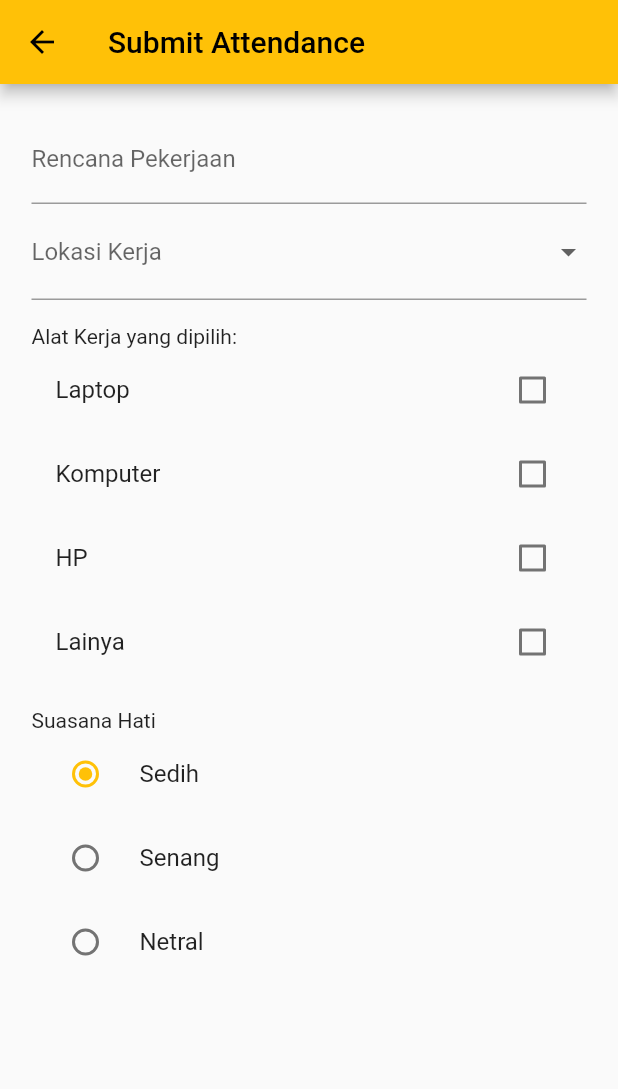
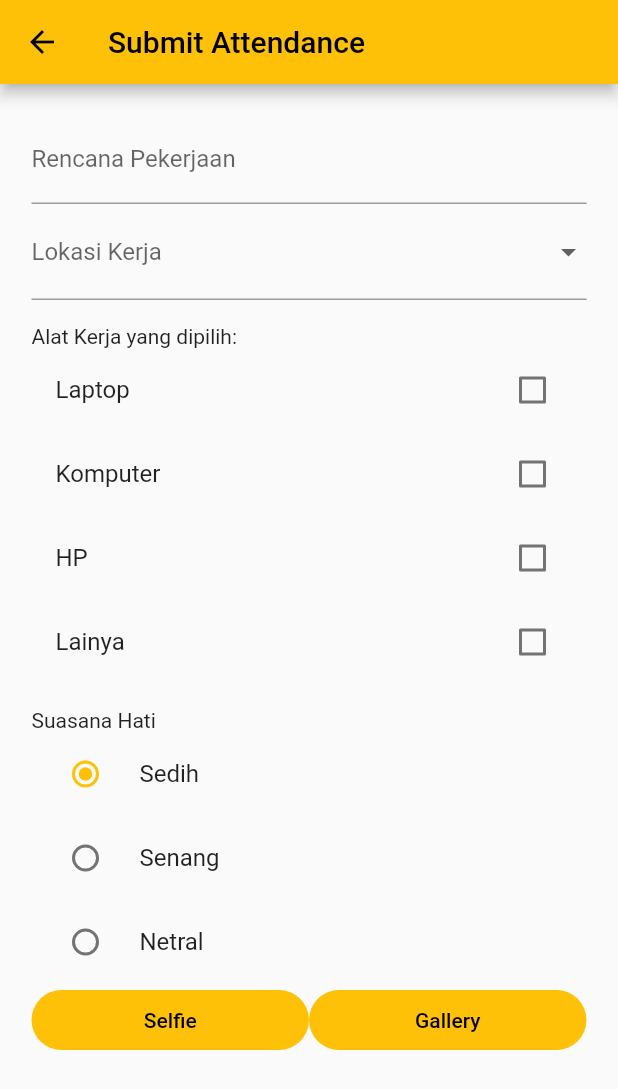
Before and after one commit to 4RSIM3R/flutter-kominfo-blitar, a Flutter app: the SubmitAttendancePage screen opened by its route, on a phone screen of 412 x 824 dp. Shown: the top 1089 px of the screen. Run offline on Flutter 3.47's test engine with Material 2 defaults, Android fonts, the phone set to English and light mode, and no system bars; our stand-ins replace image_picker.

Commit message:
image picker

```diff
--- a/lib/submit_attendance_page.dart
+++ b/lib/submit_attendance_page.dart
@@ -1,5 +1,8 @@
+import 'dart:io';
+
 import 'package:flutter/material.dart';
 import 'package:flutter_training/model/example_model.dart';
+import 'package:image_picker/image_picker.dart';
 
 class SubmitAttendancePage extends StatefulWidget {
   const SubmitAttendancePage({super.key});
@@ -16,6 +19,21 @@ class _SubmitAttendancePageState extends State<SubmitAttendancePage> {
   List<String> alatKerja = [];
 
   String suasana = 'sedih';
+
+  XFile? gambarSelfie;
+
+  selfie(ImageSource source) async {
+    final image = await ImagePicker().pickImage(
+      source: source,
+      preferredCameraDevice: CameraDevice.front,
+    );
+
+    if (image != null) {
+      setState(() {
+        gambarSelfie = image;
+      });
+    }
+  }
 
   @override
   void dispose() {
@@ -144,6 +162,23 @@ class _SubmitAttendancePageState extends State<SubmitAttendancePage> {
                 });
               },
             ),
+            Row(
+              children: [
+                Expanded(
+                  child: FilledButton(
+                    child: Text('Selfie'),
+                    onPressed: () => selfie(ImageSource.camera),
+                  ),
+                ),
+                Expanded(
+                  child: FilledButton(
+                    child: Text('Gallery'),
+                    onPressed: () => selfie(ImageSource.gallery),
+                  ),
+                ),
+              ],
+            ),
+            if (gambarSelfie != null) Image.file(File(gambarSelfie!.path)),
           ],
         ),
       ),
--- a/pubspec.yaml
+++ b/pubspec.yaml
@@ -36,6 +36,7 @@ dependencies:
   # Use with the CupertinoIcons class for iOS style icons.
   cupertino_icons: ^1.0.2
   responsive_builder: ^0.6.4
+  image_picker: ^0.8.7+2
 
 dev_dependencies:
   flutter_test:
```
Also changed, not shown: pubspec.lock.
